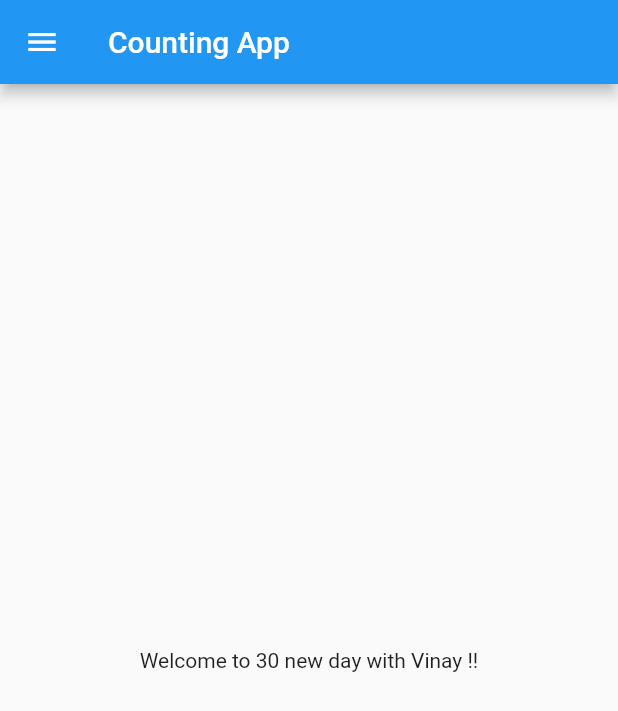
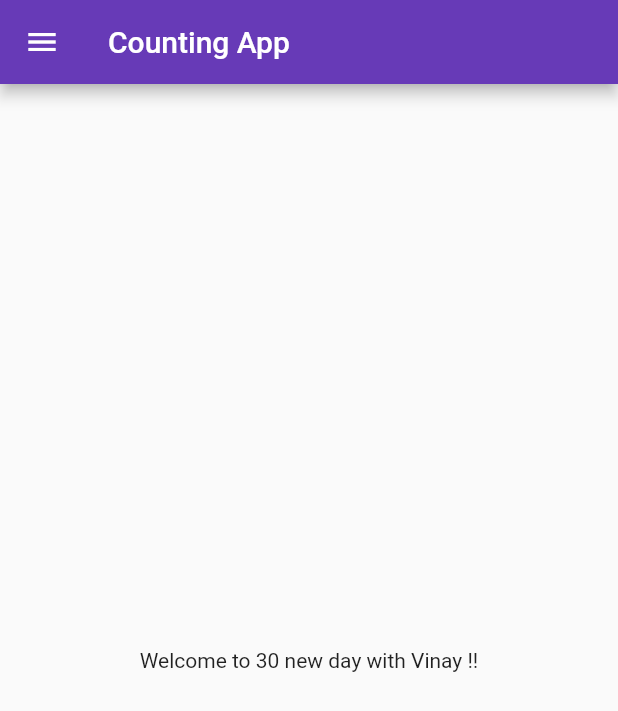
Before and after one commit to Vinay9222/7-Days-of-Flutter, a Flutter app: the screen it shows after launch, on a phone screen of 412 x 824 dp. Shown: the top 711 px of the screen. Run offline on Flutter 3.47's test engine with Material 2 defaults, Android fonts, the phone set to English and light mode, and no system bars.

Commit message:
day3 completed

```diff
--- a/lib/main.dart
+++ b/lib/main.dart
@@ -1,5 +1,6 @@
 import 'package:flutter/material.dart';
-import 'package:stock/home_page.dart';
+import 'package:stock/pages/home_page.dart';
+import 'package:stock/pages/login_page.dart';
 
 void main() {
   runApp(MyApp());
@@ -8,9 +9,16 @@ void main() {
 class MyApp extends StatelessWidget {
   @override
   Widget build(BuildContext context) {
-
     return MaterialApp(
-      home: HomePage(),
+      themeMode: ThemeMode.light,
+      theme: ThemeData(primarySwatch: Colors.deepPurple),
+      darkTheme: ThemeData(brightness: Brightness.dark),
+      initialRoute: '/home',
+      routes: {
+        '/': (context) => LoginPage(),
+        '/home': (context) => HomePage(),
+        '/login': (context) => LoginPage()
+      },
     );
   }
 }
```
Also changed, not shown: lib/pages/login_page.dart (added, +19 -0 lines), lib/pages/home_page.dart (renamed from lib/home_page.dart).
